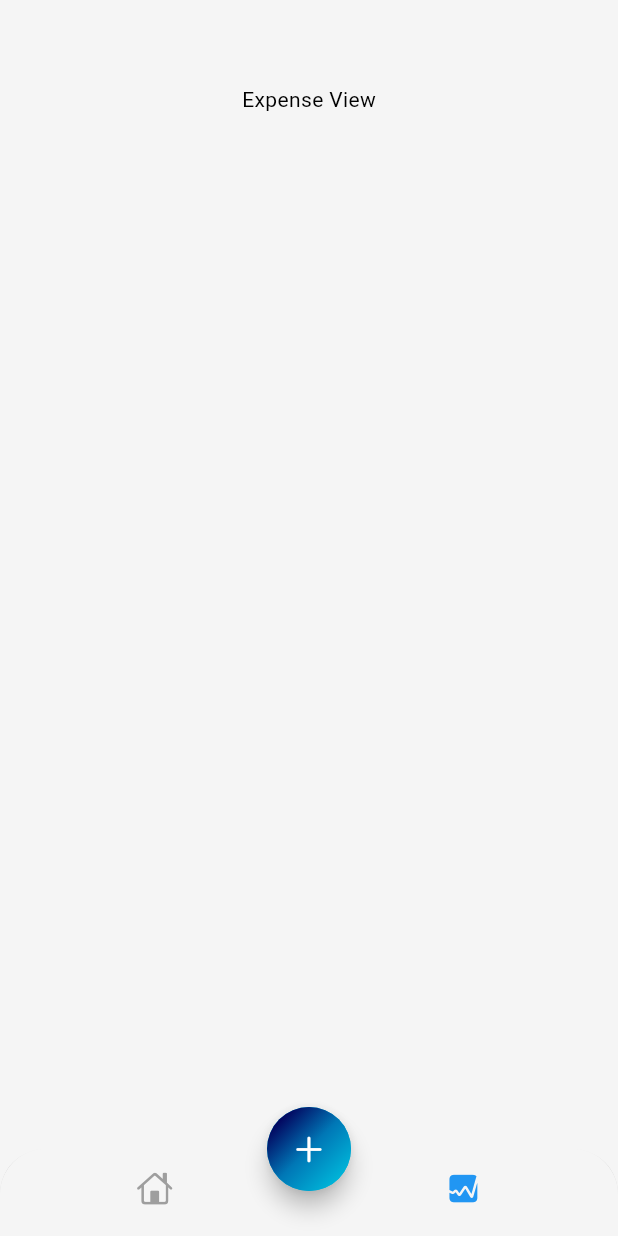
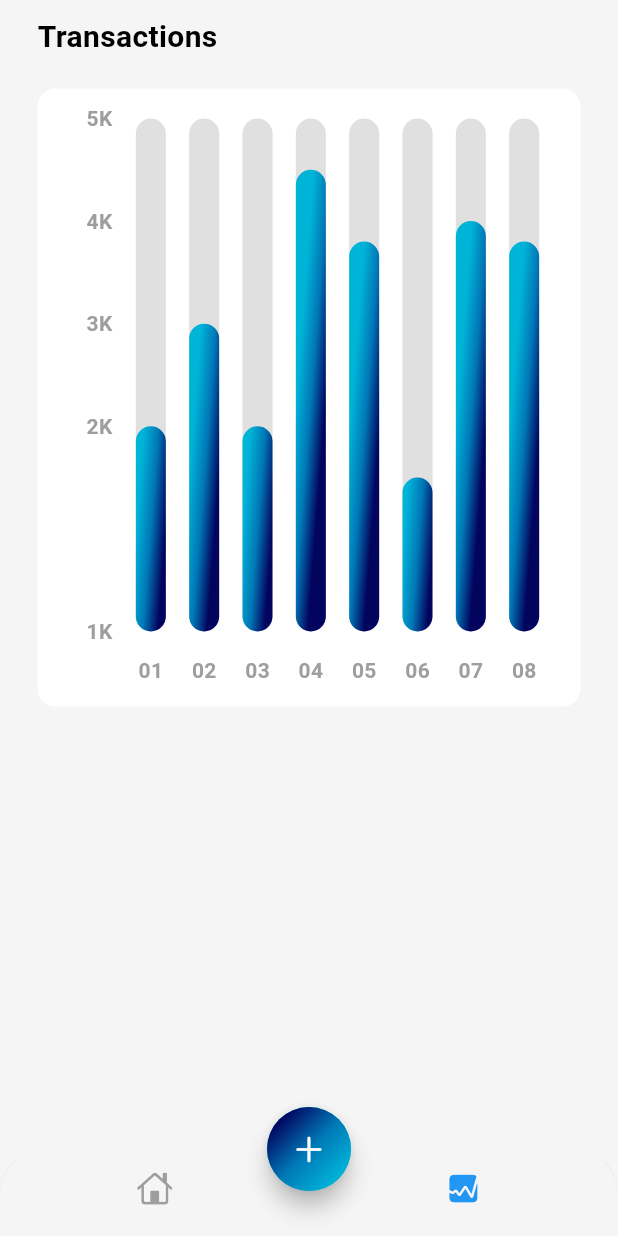
Before and after one commit to nenghakheng/Expense-App-with-OCR, a Flutter app: the screen it shows after launch, item 2 of the bottom bar chosen, on a phone screen of 412 x 824 dp. Run offline on Flutter 3.47's test engine with Material 3 defaults, Android fonts, the phone set to English and light mode, and no system bars; drawn by our look-alikes of fl_chart; our stand-ins replace equatable, flutter_bloc, font_awesome_flutter.

Commit message:
close #6 design stat screen

```diff
--- a/lib/views/home/screens/main_screen.dart
+++ b/lib/views/home/screens/main_screen.dart
@@ -1,7 +1,7 @@
 import 'dart:math';
 
-import 'package:expense_app_with_ocr/views/expense/expense_view.dart';
 import 'package:expense_app_with_ocr/views/home/screens/home_screen.dart';
+import 'package:expense_app_with_ocr/views/stat/screens/stat_screen.dart';
 import 'package:flutter/cupertino.dart';
 import 'package:flutter/material.dart';
 
@@ -28,7 +28,7 @@ class _MainScreenState extends State<MainScreen> {
       ),
       floatingActionButtonLocation: FloatingActionButtonLocation.centerDocked,
       floatingActionButton: buildFloatingActionButton(),
-      body: index == 0 ? const HomeScreen() : const ExpenseView(),
+      body: index == 0 ? const HomeScreen() : const StatScreen(),
     );
   }
 
--- /dev/null
+++ b/lib/views/stat/screens/local_widgets/chart.dart
@@ -0,0 +1,158 @@
+import 'dart:math';
+import 'package:fl_chart/fl_chart.dart';
+import 'package:flutter/material.dart';
+
+class Chart extends StatefulWidget {
+  const Chart({super.key});
+
+  @override
+  State<Chart> createState() => _ChartState();
+}
+
+class _ChartState extends State<Chart> {
+  @override
+  Widget build(BuildContext context) {
+    return BarChart(
+      mainBarData(),
+    );
+  }
+
+  BarChartGroupData makeGroupData(int x, double y) {
+    return BarChartGroupData(x: x, barRods: [
+      BarChartRodData(
+          toY: y,
+          gradient: LinearGradient(
+            colors: [
+              Theme.of(context).colorScheme.primary,
+              Theme.of(context).colorScheme.secondary,
+              Theme.of(context).colorScheme.tertiary,
+            ],
+            transform: const GradientRotation(pi / 40),
+          ),
+          width: 20,
+          backDrawRodData: BackgroundBarChartRodData(
+              show: true, toY: 5, color: Colors.grey.shade300))
+    ]);
+  }
+
+  List<BarChartGroupData> showingGroups() => List.generate(8, (i) {
+        switch (i) {
+          case 0:
+            return makeGroupData(0, 2);
+          case 1:
+            return makeGroupData(1, 3);
+          case 2:
+            return makeGroupData(2, 2);
+          case 3:
+            return makeGroupData(3, 4.5);
+          case 4:
+            return makeGroupData(4, 3.8);
+          case 5:
+            return makeGroupData(5, 1.5);
+          case 6:
+            return makeGroupData(6, 4);
+          case 7:
+            return makeGroupData(7, 3.8);
+          default:
+            return throw Error();
+        }
+      });
+
+  BarChartData mainBarData() {
+    return BarChartData(
+      titlesData: FlTitlesData(
+        show: true,
+        rightTitles:
+            const AxisTitles(sideTitles: SideTitles(showTitles: false)),
+        topTitles: const AxisTitles(sideTitles: SideTitles(showTitles: false)),
+        bottomTitles: AxisTitles(
+            sideTitles: SideTitles(
+          showTitles: true,
+          reservedSize: 38,
+          getTitlesWidget: getTiles,
+        )),
+        leftTitles: AxisTitles(
+          sideTitles: SideTitles(
+            showTitles: true,
+            reservedSize: 38,
+            getTitlesWidget: leftTitles,
+          ),
+        ),
+      ),
+      borderData: FlBorderData(show: false),
+      gridData: const FlGridData(show: false),
+      barGroups: showingGroups(),
+    );
+  }
+
+  Widget getTiles(double value, TitleMeta meta) {
+    const style = TextStyle(
+      color: Colors.grey,
+      fontWeight: FontWeight.bold,
+      fontSize: 14,
+    );
+    Widget text;
+
+    switch (value.toInt()) {
+      case 0:
+        text = const Text('01', style: style);
+        break;
+      case 1:
+        text = const Text('02', style: style);
+        break;
+      case 2:
+        text = const Text('03', style: style);
+        break;
+      case 3:
+        text = const Text('04', style: style);
+        break;
+      case 4:
+        text = const Text('05', style: style);
+        break;
+      case 5:
+        text = const Text('06', style: style);
+        break;
+      case 6:
+        text = const Text('07', style: style);
+        break;
+      case 7:
+        text = const Text('08', style: style);
+        break;
+      default:
+        text = const Text('', style: style);
+        break;
+    }
+    return SideTitleWidget(
+      axisSide: meta.axisSide,
+      space: 16,
+      child: text,
+    );
+  }
+
+  Widget leftTitles(double value, TitleMeta meta) {
+    const style = TextStyle(
+      color: Colors.grey,
+      fontWeight: FontWeight.bold,
+      fontSize: 14,
+    );
+    String text;
+    if (value == 0) {
+      text = '1K';
+    } else if (value == 2) {
+      text = '2K';
+    } else if (value == 3) {
+      text = '3K';
+    } else if (value == 4) {
+      text = '4K';
+    } else if (value == 5) {
+      text = '5K';
+    } else {
+      return Container();
+    }
+    return SideTitleWidget(
+      axisSide: meta.axisSide,
+      space: 0,
+      child: Text(text, style: style),
+    );
+  }
+}
--- /dev/null
+++ b/lib/views/stat/screens/stat_screen.dart
@@ -0,0 +1,35 @@
+import 'package:expense_app_with_ocr/views/stat/screens/local_widgets/chart.dart';
+import 'package:flutter/material.dart';
+
+class StatScreen extends StatelessWidget {
+  const StatScreen({super.key});
+
+  @override
+  Widget build(BuildContext context) {
+    return SafeArea(
+      child: Padding(
+        padding: const EdgeInsets.symmetric(horizontal: 25.0, vertical: 10),
+        child: Column(
+          crossAxisAlignment: CrossAxisAlignment.start,
+          children: [
+            const Text(
+              'Transactions',
+              style: TextStyle(fontSize: 20, fontWeight: FontWeight.bold),
+            ),
+            const SizedBox(height: 20),
+            Container(
+              width: MediaQuery.of(context).size.width,
+              height: MediaQuery.of(context).size.width,
+              decoration: BoxDecoration(
+                  color: Colors.white, borderRadius: BorderRadius.circular(12)),
+              child: const Padding(
+                padding: EdgeInsets.fromLTRB(12, 20, 12, 12),
+                child: Chart(),
+              ),
+            )
+          ],
+        ),
+      ),
+    );
+  }
+}
--- a/pubspec.yaml
+++ b/pubspec.yaml
@@ -39,6 +39,7 @@ dependencies:
   dio: ^5.7.0
   intl: ^0.19.0
   font_awesome_flutter: ^10.7.0
+  fl_chart: ^0.69.0
 
 dev_dependencies:
   flutter_test:
```
Also changed, not shown: pubspec.lock.
